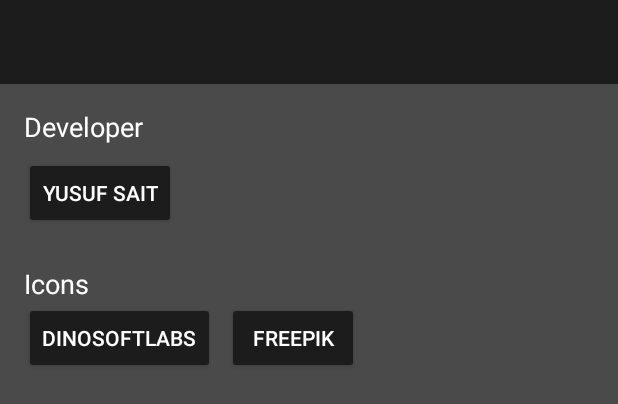
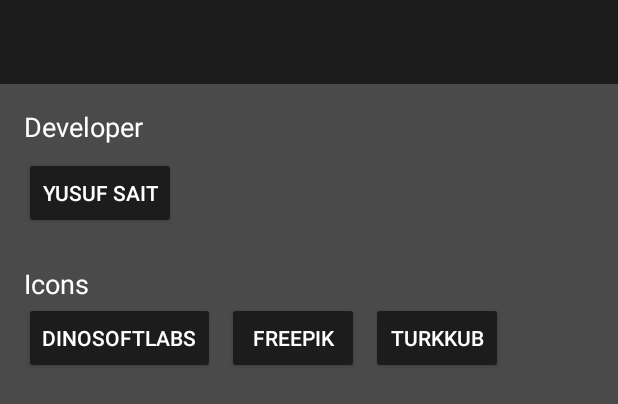
Before and after one commit to SaitYusuf/running-calculator, an Android app: the layout fragment_about.xml on its own in the app's theme, with its tools: preview values and no code run, on a phone screen of 412 x 824 dp. Shown: the top 404 px of the screen. Run offline under Robolectric (Android 15) with nearby library versions, the phone set to English and light mode, and no system bars.

Commit message:
Fix UI for android versions prior to Lollipop

```diff
--- a/app/build.gradle
+++ b/app/build.gradle
@@ -6,8 +6,8 @@ android {
         applicationId "yusufsait.com.runningcalculator"
         minSdkVersion 16
         targetSdkVersion 27
-        versionCode 1
-        versionName "1.0"
+        versionCode 2
+        versionName "1.0.1"
         testInstrumentationRunner "android.support.test.runner.AndroidJUnitRunner"
     }
     buildTypes {
--- a/app/src/main/AndroidManifest.xml
+++ b/app/src/main/AndroidManifest.xml
@@ -17,7 +17,6 @@
                 <category android:name="android.intent.category.LAUNCHER" />
             </intent-filter>
         </activity>
-        <activity android:name=".AboutActivity" />
     </application>
 
 </manifest>
--- a/app/src/main/res/layout/activity_about.xml
+++ b/app/src/main/res/layout/fragment_about.xml
@@ -8,7 +8,7 @@
     android:background="@color/levelOne">
 
     <include
-        android:id="@+id/toolbar"
+        android:id="@+id/fragment_toolbar"
         layout="@layout/toolbar" />
 
     <android.support.constraint.ConstraintLayout
@@ -20,7 +20,7 @@
         android:layout_marginTop="8dp"
         app:layout_constraintEnd_toEndOf="parent"
         app:layout_constraintStart_toStartOf="parent"
-        app:layout_constraintTop_toBottomOf="@+id/toolbar">
+        app:layout_constraintTop_toBottomOf="@+id/fragment_toolbar">
 
 
         <TextView
@@ -32,7 +32,8 @@
             android:text="Developer"
             android:textAppearance="@style/TextAppearance.Widget.AppCompat.ExpandedMenu.Item"
             app:layout_constraintStart_toStartOf="parent"
-                app:layout_constraintTop_toTopOf="parent" />
+            app:layout_constraintTop_toTopOf="parent"
+            android:layout_marginLeft="8dp" />
 
         <Button
             android:id="@+id/button2"
@@ -47,7 +48,8 @@
             android:theme="@style/MyButton"
             app:layout_constraintBottom_toBottomOf="parent"
             app:layout_constraintStart_toStartOf="parent"
-            app:layout_constraintTop_toBottomOf="@+id/textView6" />
+            app:layout_constraintTop_toBottomOf="@+id/textView6"
+            android:layout_marginLeft="8dp" />
     </android.support.constraint.ConstraintLayout>
 
     <android.support.constraint.ConstraintLayout
@@ -70,7 +72,8 @@
             android:text="Icons"
             android:textAppearance="@style/TextAppearance.Widget.AppCompat.ExpandedMenu.Item"
             app:layout_constraintStart_toStartOf="parent"
-            app:layout_constraintTop_toTopOf="parent" />
+            app:layout_constraintTop_toTopOf="parent"
+            android:layout_marginLeft="8dp" />
 
         <Button
             android:id="@+id/button3"
@@ -84,7 +87,8 @@
             android:theme="@style/MyButton"
             app:layout_constraintBottom_toBottomOf="parent"
             app:layout_constraintStart_toStartOf="parent"
-            app:layout_constraintTop_toBottomOf="@+id/textView7" />
+            app:layout_constraintTop_toBottomOf="@+id/textView7"
+            android:layout_marginLeft="8dp" />
 
         <Button
             android:id="@+id/button4"
@@ -92,6 +96,21 @@
             android:layout_width="wrap_content"
             android:layout_height="wrap_content"
             android:layout_marginBottom="8dp"
+            android:layout_marginLeft="8dp"
+            android:layout_marginStart="8dp"
+            android:onClick="onClickTurkkub"
+            android:text="Turkkub"
+            android:theme="@style/MyButton"
+            app:layout_constraintBottom_toBottomOf="parent"
+            app:layout_constraintStart_toEndOf="@+id/button" />
+
+        <Button
+            android:id="@+id/button"
+            style="@style/MyButton"
+            android:layout_width="wrap_content"
+            android:layout_height="wrap_content"
+            android:layout_marginBottom="8dp"
+            android:layout_marginLeft="8dp"
             android:layout_marginStart="8dp"
             android:onClick="onClickFreepik"
             android:text="Freepik"
--- a/app/src/main/res/layout/toolbar.xml
+++ b/app/src/main/res/layout/toolbar.xml
@@ -1,7 +1,7 @@
 <?xml version="1.0" encoding="utf-8"?>
 <android.support.v7.widget.Toolbar
     xmlns:android="http://schemas.android.com/apk/res/android"
-    android:id="@+id/toolbar"
+    android:id="@+id/fragment_toolbar"
     xmlns:app="http://schemas.android.com/apk/res-auto"
     app:titleTextColor="@android:color/white"
     android:layout_width="match_parent"
--- a/app/src/main/res/values/strings.xml
+++ b/app/src/main/res/values/strings.xml
@@ -106,4 +106,7 @@
     <string name="pref_ringtone_silent">Silent</string>
 
     <string name="pref_title_vibrate">Vibrate</string>
+
+    <!-- TODO: Remove or change this placeholder text -->
+    <string name="hello_blank_fragment">Hello blank fragment</string>
 </resources>
```
Also changed, not shown: app/src/main/java/yusufsait/com/runningcalculator/AboutActivity.java (deleted, +0 -53 lines), app/src/main/java/yusufsait/com/runningcalculator/AboutFragment.java (added, +123 -0 lines), app/src/main/java/yusufsait/com/runningcalculator/CalculatorActivity.java (+40 -4 lines), app/src/main/res/layout/activity_calculator.xml (+52 -27 lines), 2 other files. Lines whose indentation alone changed are shown as unchanged.
